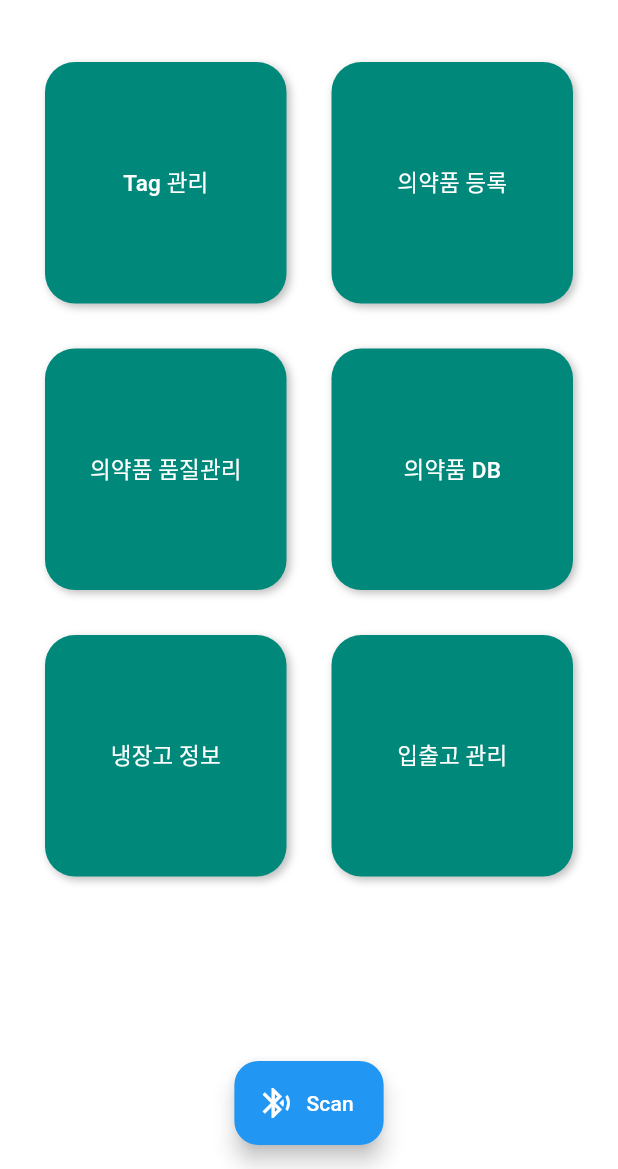
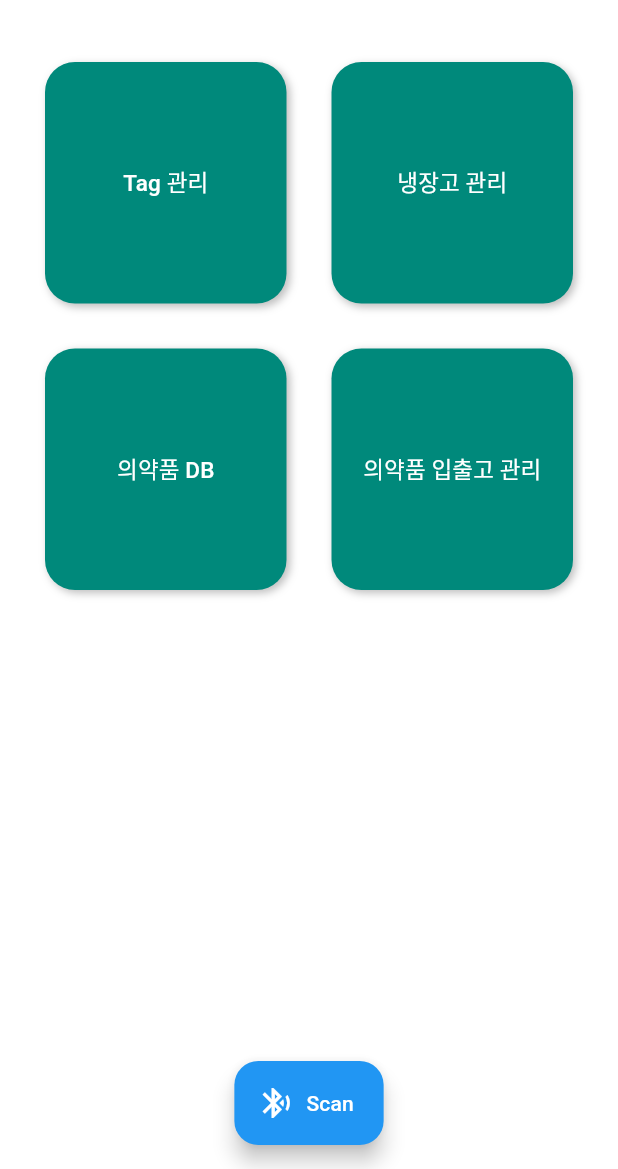
Before and after one commit to gitwub5/ble_sensor_client_app, a Flutter app: the screen it shows after launch, on a phone screen of 412 x 824 dp, the part 67-1236 px from its top. Run offline on Flutter 3.47's test engine with Material 3 defaults, Android fonts, the phone set to English and light mode, and no system bars; our stand-ins replace flutter_blue_plus, google_fonts.

Commit message:
[Fix] Refactor Pages

```diff
--- a/lib/app.dart
+++ b/lib/app.dart
@@ -2,8 +2,6 @@ import 'package:flutter/material.dart';
 import 'package:google_fonts/google_fonts.dart';
 import 'features/home/view/home_screen.dart';
 import 'features/tag_management/view/tag_screen.dart';
-import 'features/medicine_registration/view/registration_screen.dart';
-import 'features/quality_management/view/quality_screen.dart';
 import 'features/medicine_db/view/database_screen.dart';
 import 'features/fridge_info/view/fridge_screen.dart';
 import 'features/inventory_management/view/inventory_screen.dart';
@@ -32,8 +30,6 @@ class App extends StatelessWidget {
       routes: {
         '/': (context) => HomeScreen(),
         '/tag': (context) => TagScreen(),
-        '/registration': (context) => RegistrationScreen(),
-        '/quality': (context) => QualityScreen(),
         '/database': (context) => DatabaseScreen(),
         '/fridge': (context) => FridgeScreen(),
         '/inventory': (context) => InventoryScreen(),
--- a/lib/core/bluetooth/blueplus_service.dart
+++ b/lib/core/bluetooth/blueplus_service.dart
@@ -2,7 +2,6 @@ import 'package:flutter_blue_plus/flutter_blue_plus.dart' as fb;
 import 'dart:async';
 
 class BluePlusService {
-  final fb.FlutterBluePlus _flutterBlue = fb.FlutterBluePlus();
   fb.BluetoothDevice? _connectedDevice;
   StreamSubscription<fb.BluetoothAdapterState>? _adapterStateSubscription;
 
--- a/lib/features/home/view/home_screen.dart
+++ b/lib/features/home/view/home_screen.dart
@@ -16,11 +16,9 @@ class HomeScreen extends StatelessWidget {
               crossAxisSpacing: 30,
               children: [
                 _buildGridButton(context, "Tag 관리", "/tag"),
-                _buildGridButton(context, "의약품 등록", "/registration"),
-                _buildGridButton(context, "의약품 품질관리", "/quality"),
+                _buildGridButton(context, "냉장고 관리", "/fridge"),
                 _buildGridButton(context, "의약품 DB", "/database"),
-                _buildGridButton(context, "냉장고 정보", "/fridge"),
-                _buildGridButton(context, "입출고 관리", "/inventory"),
+                _buildGridButton(context, "의약품 입출고 관리", "/inventory"),
               ],
             ),
           ),
--- a/lib/features/medicine_registration/view/registration_screen.dart
+++ /dev/null
@@ -1,11 +0,0 @@
-import 'package:flutter/material.dart';
-
-class RegistrationScreen extends StatelessWidget {
-  @override
-  Widget build(BuildContext context) {
-    return Scaffold(
-      appBar: AppBar(title: Text("의약품 등록")),
-      body: Center(child: Text("의약품 등록 페이지")),
-    );
-  }
-}
--- a/lib/features/quality_management/view/quality_screen.dart
+++ /dev/null
@@ -1,11 +0,0 @@
-import 'package:flutter/material.dart';
-
-class QualityScreen extends StatelessWidget {
-  @override
-  Widget build(BuildContext context) {
-    return Scaffold(
-      appBar: AppBar(title: Text("의약품 품질관리")),
-      body: Center(child: Text("의약품 품질관리 페이지")),
-    );
-  }
-}
```
Also changed, not shown: lib/features/fridge_info/viewmodel/fridge_viewmodel.dart (added), lib/features/tag_management/viewmodel/tag_viewmodel.dart (added).
